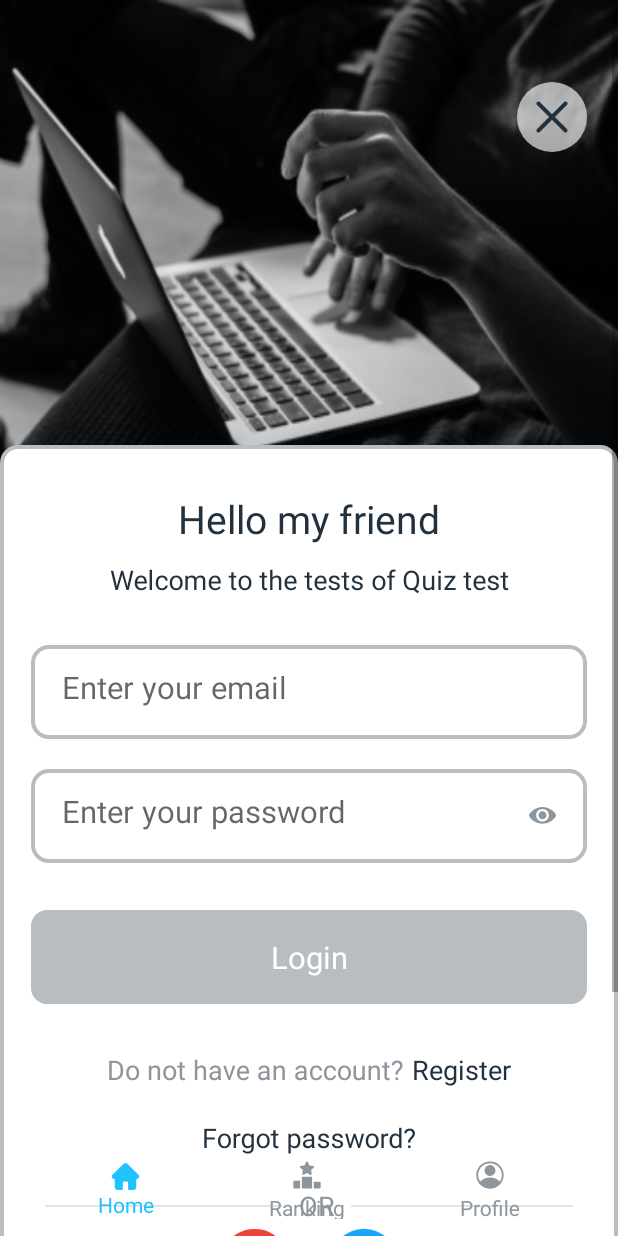
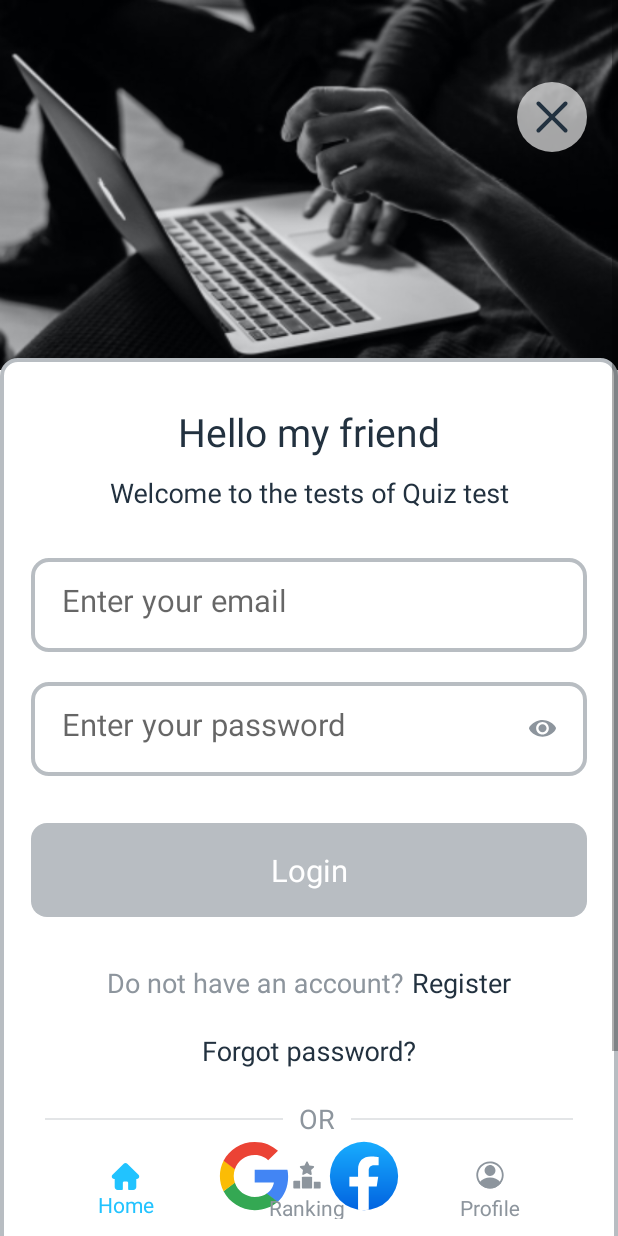
Before and after one commit to dungvuhanoivietnam/quiztest, an Android app: the fragment LoginFragment placed in its activity, on a phone screen of 412 x 824 dp. Run offline under Robolectric (Android 15) with nearby library versions, the phone set to English and light mode, and no system bars; our stand-ins replace sdp/ssp sizes; 1 statement that could not run was skipped.

Commit message:
update ui login

```diff
--- a/app/src/main/java/com/quiztest/quiztest/fragment/LoginFragment.kt
+++ b/app/src/main/java/com/quiztest/quiztest/fragment/LoginFragment.kt
@@ -7,16 +7,24 @@ import android.view.View
 import android.view.ViewGroup
 import com.quiztest.quiztest.R
 import com.quiztest.quiztest.databinding.FragmentLoginBinding
+import com.quiztest.quiztest.utils.Utils
 
 
 class LoginFragment : Fragment() {
-private lateinit var binding: FragmentLoginBinding
+    private lateinit var binding: FragmentLoginBinding
     override fun onCreateView(
-        inflater: LayoutInflater, container: ViewGroup?,
-        savedInstanceState: Bundle?,
+            inflater: LayoutInflater, container: ViewGroup?,
+            savedInstanceState: Bundle?,
     ): View? {
-        binding = FragmentLoginBinding.inflate(inflater,container,false)
+        binding = FragmentLoginBinding.inflate(inflater, container, false)
+        initView()
         return binding.root
+    }
+
+    fun initView() {
+        val height = Utils.getHeight(activity) * 240 / 800
+        var layoutParams: ViewGroup.LayoutParams = ViewGroup.LayoutParams(ViewGroup.LayoutParams.MATCH_PARENT, height)
+        binding.imvThum.layoutParams = layoutParams
     }
 
 
--- /dev/null
+++ b/app/src/main/java/com/quiztest/quiztest/utils/Utils.java
@@ -0,0 +1,13 @@
+package com.quiztest.quiztest.utils;
+
+import android.app.Activity;
+import android.util.DisplayMetrics;
+
+public class Utils {
+
+    public static int getHeight(Activity activity) {
+        DisplayMetrics displayMetrics = new DisplayMetrics();
+        activity.getWindowManager().getDefaultDisplay().getMetrics(displayMetrics);
+        return displayMetrics.heightPixels;
+    }
+}
--- a/app/src/main/res/layout/fragment_login.xml
+++ b/app/src/main/res/layout/fragment_login.xml
@@ -32,12 +32,12 @@
         <androidx.constraintlayout.widget.ConstraintLayout
             android:layout_width="match_parent"
             android:layout_height="match_parent"
-            android:layout_marginTop="@dimen/_228sdp"
             android:background="@drawable/login_background"
+            android:layout_marginTop="@dimen/margin_top_layout_content_login"
             android:paddingBottom="@dimen/_122sdp"
             app:layout_constraintEnd_toEndOf="parent"
             app:layout_constraintStart_toStartOf="parent"
-            app:layout_constraintTop_toTopOf="parent">
+            app:layout_constraintTop_toBottomOf="@+id/imv_thum">
 
             <com.quiztest.quiztest.ui.ExtTextView
                 android:id="@+id/txt_hellomyfriend"
--- a/app/src/main/res/values/dimens.xml
+++ b/app/src/main/res/values/dimens.xml
@@ -30,4 +30,6 @@
     <dimen name="dp_220">220dp</dimen>
     <dimen name="dp_240">240dp</dimen>
     <dimen name="dp_360">360dp</dimen>
+
+    <dimen name="margin_top_layout_content_login">-8dp</dimen>
 </resources>
```
